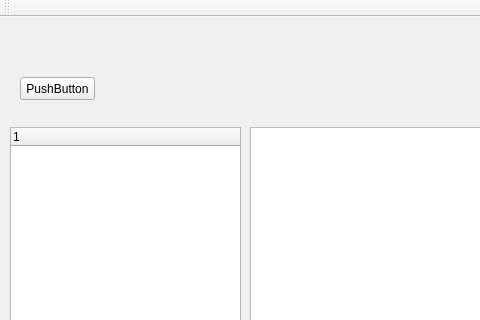
Before: the Qt Designer form TextsTool/TextsTool/mainwindow.ui in dmitrytyurev/HomeProjects, drawn with Qt 5; both pictures show x 0 to 480 and y 0 to 320 of the 1272 by 751 pixel window.
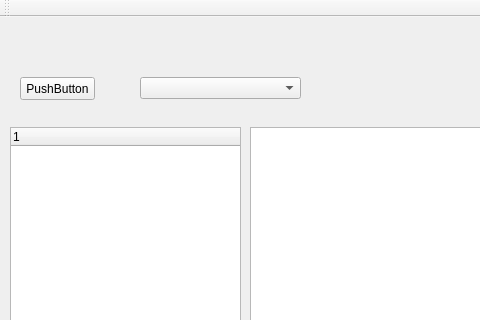
After: the same form once the commit is applied.

Diff of the .ui file:
```diff
--- a/TextsTool/TextsTool/mainwindow.ui
+++ b/TextsTool/TextsTool/mainwindow.ui
@@ -52,6 +52,16 @@
      </property>
     </column>
    </widget>
+   <widget class="QComboBox" name="comboBox">
+    <property name="geometry">
+     <rect>
+      <x>140</x>
+      <y>60</y>
+      <width>161</width>
+      <height>22</height>
+     </rect>
+    </property>
+   </widget>
   </widget>
   <widget class="QMenuBar" name="menuBar">
    <property name="geometry">
```
